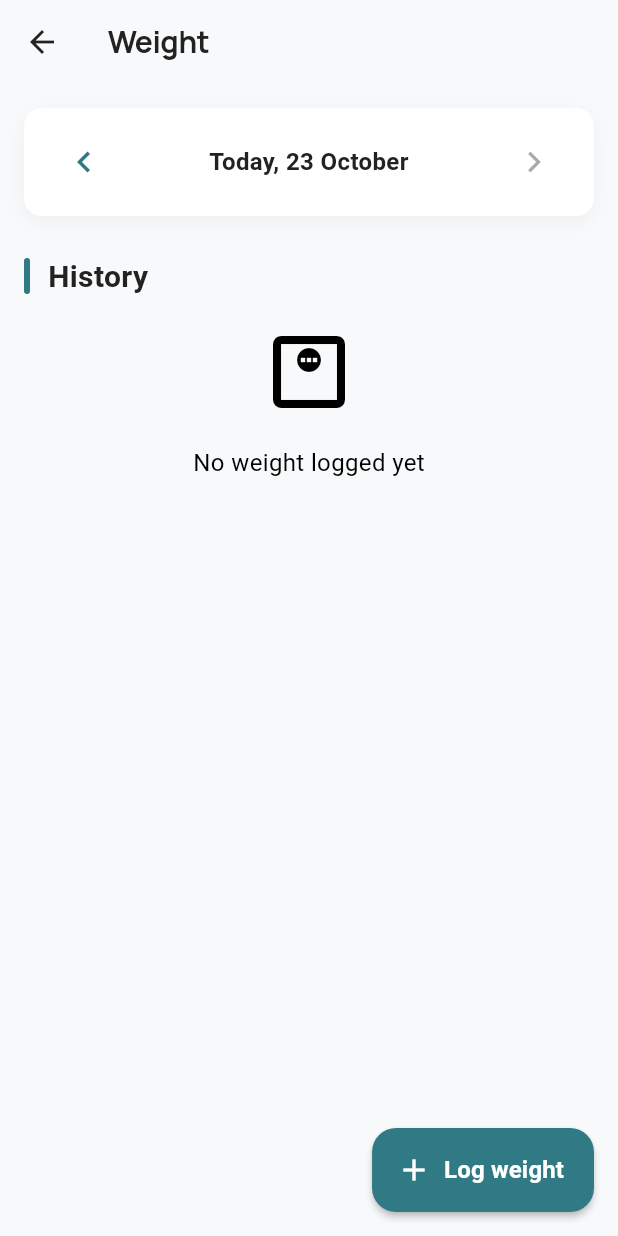
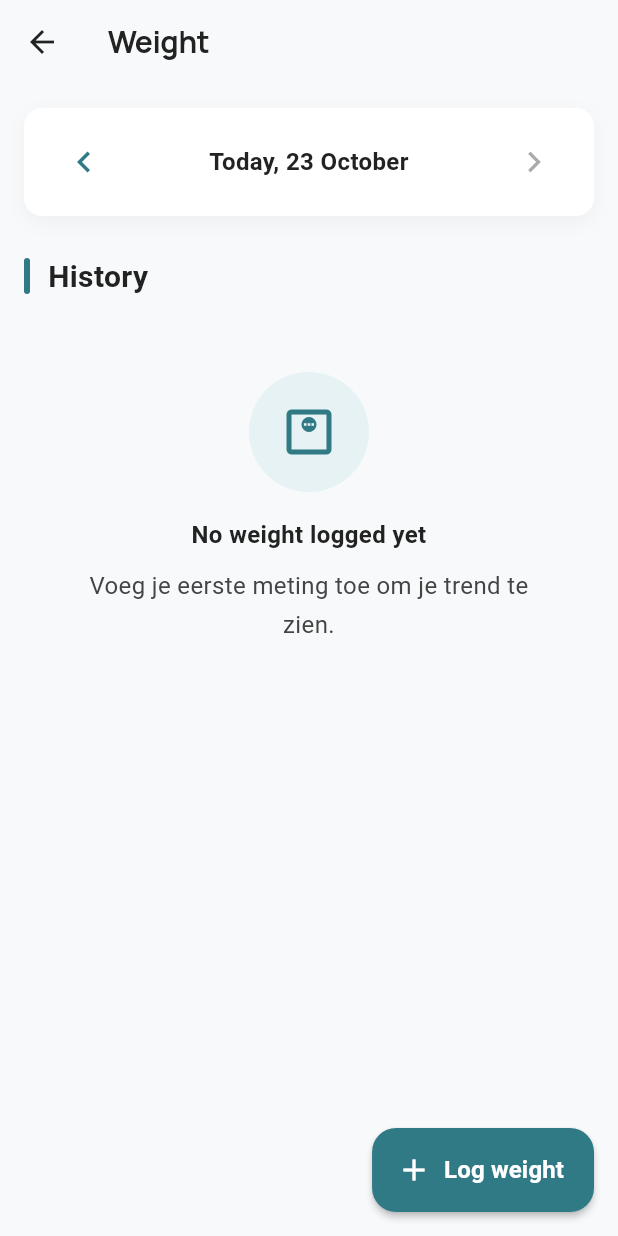
Before and after one commit to danield76799/Ritme, a Flutter app: the WeightScreen screen opened by its route, on a phone screen of 412 x 824 dp. Run offline on Flutter 3.47's test engine with Material 3 defaults, Android fonts, the phone set to English and light mode, and no system bars; our stand-ins replace file_picker, fl_chart, flutter_local_notifications, flutter_secure_storage, flutter_timezone, google_fonts and 10 more; missing offline and left inert: local_auth_android, local_auth_darwin, saf, workmanager; accounts and stored records are empty; generated files the repository leaves out were written again; statements that could not run were skipped; project files that could hold a hidden picture were left out.

Commit message:
feat(ux): consistent empty states (2)

```diff
--- a/lib/screens/weight_screen.dart
+++ b/lib/screens/weight_screen.dart
@@ -5,6 +5,7 @@ import 'package:intl/intl.dart';
 import '../service_locator.dart';
 import '../widgets/datum_navigator.dart';
 import '../utils/logger.dart';
+import '../widgets/empty_state.dart';
 import '../generated/l10n/app_localizations.dart';
 
 class WeightScreen extends StatefulWidget {
@@ -400,17 +401,10 @@ class _WeightScreenState extends State<WeightScreen> {
                     const SizedBox(height: 16),
 
                     if (_weightLogs.isEmpty)
-                      Center(
-                        child: Column(
-                          children: [
-                            Icon(Icons.monitor_weight_outlined, size: 64, color: Theme.of(context).colorScheme.outline),
-                            const SizedBox(height: 16),
-                            Text(
-                              AppLocalizations.of(context).nogGeenGewichtGelogd,
-                              style: TextStyle(color: Theme.of(context).colorScheme.outline, fontSize: 16),
-                            ),
-                          ],
-                        ),
+                      EmptyState(
+                        icon: Icons.monitor_weight_outlined,
+                        title: AppLocalizations.of(context).nogGeenGewichtGelogd,
+                        subtitle: 'Voeg je eerste meting toe om je trend te zien.',
                       )
                     else
                       ListView.builder(
--- /dev/null
+++ b/lib/widgets/empty_state.dart
@@ -0,0 +1,40 @@
+import 'package:flutter/material.dart';
+import '../theme/app_theme.dart';
+
+class EmptyState extends StatelessWidget {
+  final IconData icon;
+  final String title;
+  final String? subtitle;
+  final String? actionLabel;
+  final VoidCallback? onAction;
+  const EmptyState({super.key, required this.icon, required this.title, this.subtitle, this.actionLabel, this.onAction});
+
+  @override
+  Widget build(BuildContext context) {
+    return Center(
+      child: Padding(
+        padding: const EdgeInsets.all(32),
+        child: Column(
+          mainAxisSize: MainAxisSize.min,
+          children: [
+            Container(
+              width: 80, height: 80,
+              decoration: BoxDecoration(color: AppTheme.medicalTeal.withValues(alpha: 0.1), shape: BoxShape.circle),
+              child: Icon(icon, size: 40, color: AppTheme.medicalTealDeep),
+            ),
+            const SizedBox(height: 16),
+            Text(title, style: const TextStyle(fontWeight: FontWeight.w600, fontSize: 16), textAlign: TextAlign.center),
+            if (subtitle != null) ...[
+              const SizedBox(height: 8),
+              Text(subtitle!, style: TextStyle(color: AppTheme.secondaryText(context)), textAlign: TextAlign.center),
+            ],
+            if (actionLabel != null && onAction != null) ...[
+              const SizedBox(height: 16),
+              OutlinedButton(onPressed: onAction, child: Text(actionLabel!)),
+            ],
+          ],
+        ),
+      ),
+    );
+  }
+}
```
